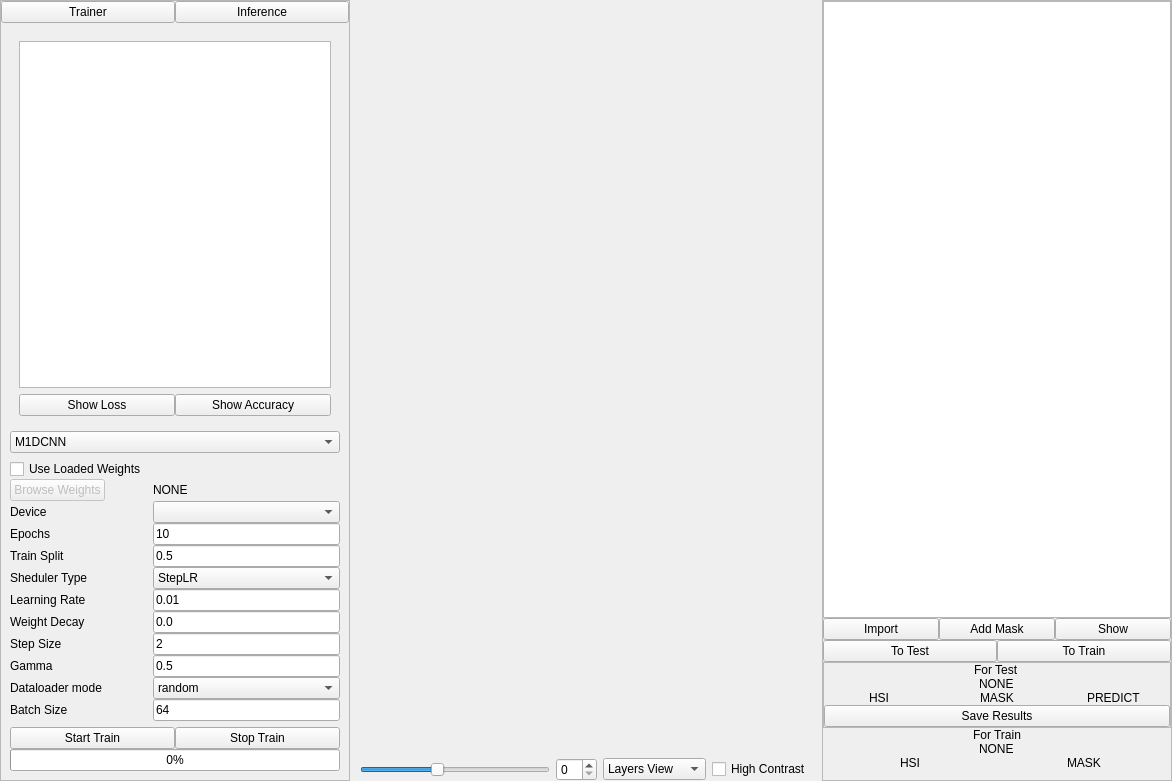
Old version of the form gui/mac_trainer.ui in the repository OpenHSL/OpenHSL.
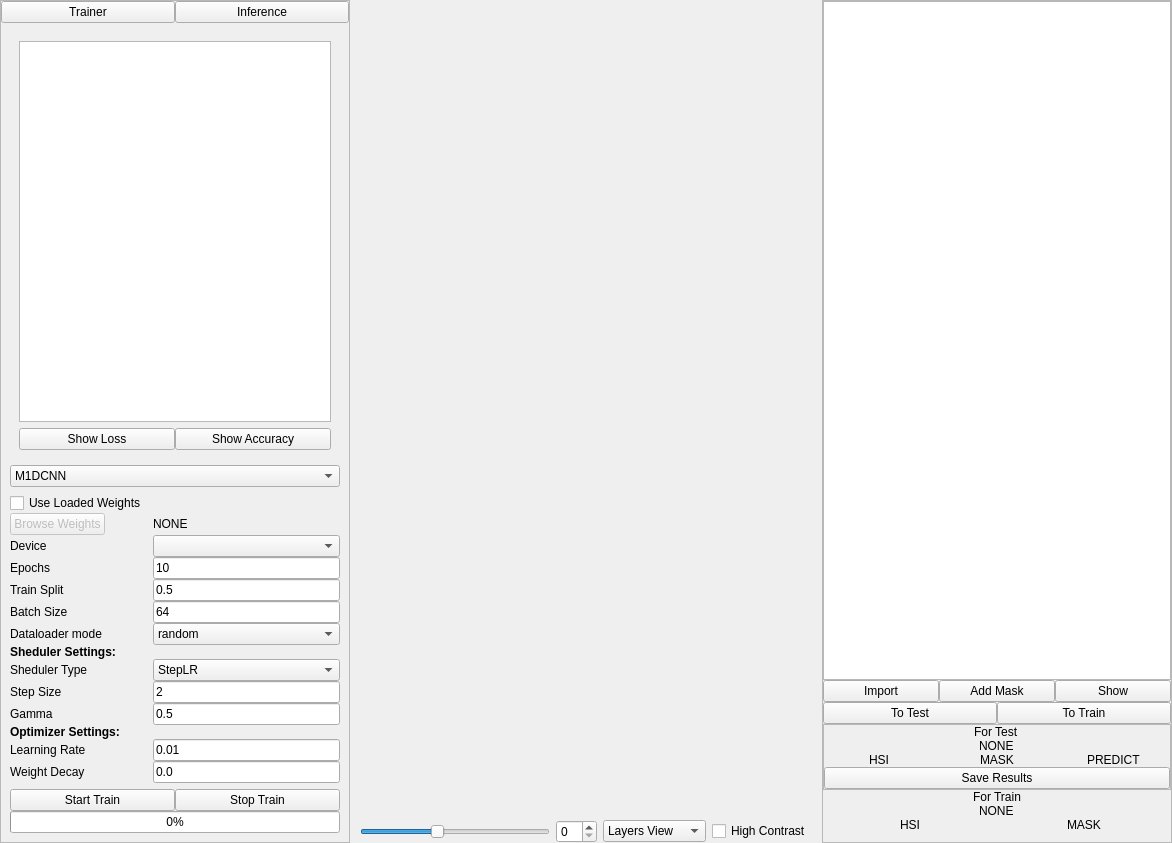
New version of the form. Custom widgets are drawn as their Qt base class.

Commit message: update model settings view

Diff of the .ui file:
```diff
--- a/gui/mac_trainer.ui
+++ b/gui/mac_trainer.ui
@@ -7,7 +7,7 @@
     <x>0</x>
     <y>0</y>
     <width>1172</width>
-    <height>781</height>
+    <height>843</height>
    </rect>
   </property>
   <property name="windowTitle">
@@ -393,7 +393,7 @@
              </item>
             </widget>
            </item>
-           <item>
+           <item alignment="Qt::AlignVCenter">
             <widget class="QFrame" name="frame_7">
              <property name="frameShape">
               <enum>QFrame::NoFrame</enum>
@@ -441,27 +441,20 @@
                 </property>
                </widget>
               </item>
-              <item row="6" column="0">
+              <item row="12" column="0">
                <widget class="QLabel" name="label_20">
                 <property name="text">
                  <string>Learning Rate</string>
                 </property>
                </widget>
               </item>
-              <item row="7" column="0">
+              <item row="13" column="0">
                <widget class="QLabel" name="label_21">
                 <property name="text">
                  <string>Weight Decay</string>
                 </property>
                </widget>
               </item>
-              <item row="8" column="0">
-               <widget class="QLabel" name="label_22">
-                <property name="text">
-                 <string>Step Size</string>
-                </property>
-               </widget>
-              </item>
               <item row="0" column="0">
                <widget class="QCheckBox" name="need_load_weight_checkBox">
                 <property name="text">
@@ -486,28 +479,7 @@
                 </property>
                </widget>
               </item>
-              <item row="9" column="0">
-               <widget class="QLabel" name="label_24">
-                <property name="text">
-                 <string>Gamma</string>
-                </property>
-               </widget>
-              </item>
-              <item row="10" column="0">
-               <widget class="QLabel" name="label_25">
-                <property name="text">
-                 <string>Dataloader mode</string>
-                </property>
-               </widget>
-              </item>
-              <item row="11" column="0">
-               <widget class="QLabel" name="label_26">
-                <property name="text">
-                 <string>Batch Size</string>
-                </property>
-               </widget>
-              </item>
-              <item row="5" column="0">
+              <item row="8" column="0">
                <widget class="QLabel" name="label_27">
                 <property name="text">
                  <string>Sheduler Type</string>
@@ -528,14 +500,14 @@
                 </property>
                </widget>
               </item>
-              <item row="6" column="1">
+              <item row="12" column="1">
                <widget class="QLineEdit" name="lr_edit">
                 <property name="text">
                  <string>0.01</string>
                 </property>
                </widget>
               </item>
-              <item row="7" column="1">
+              <item row="13" column="1">
                <widget class="QLineEdit" name="weight_decay_edit">
                 <property name="text">
                  <string>0.0</string>
@@ -543,20 +515,105 @@
                </widget>
               </item>
               <item row="8" column="1">
+               <widget class="QComboBox" name="scheduler_type_edit">
+                <item>
+                 <property name="text">
+                  <string>StepLR</string>
+                 </property>
+                </item>
+                <item>
+                 <property name="text">
+                  <string>CosineAnnealingLR</string>
+                 </property>
+                </item>
+                <item>
+                 <property name="text">
+                  <string>ReduceLROnPlateau</string>
+                 </property>
+                </item>
+                <item>
+                 <property name="text">
+                  <string>None</string>
+                 </property>
+                </item>
+               </widget>
+              </item>
+              <item row="5" column="0">
+               <widget class="QLabel" name="label_26">
+                <property name="text">
+                 <string>Batch Size</string>
+                </property>
+               </widget>
+              </item>
+              <item row="5" column="1">
+               <widget class="QLineEdit" name="batch_size_edit">
+                <property name="text">
+                 <string>64</string>
+                </property>
+               </widget>
+              </item>
+              <item row="7" column="0">
+               <widget class="QLabel" name="label_3">
+                <property name="font">
+                 <font>
+                  <weight>75</weight>
+                  <bold>true</bold>
+                 </font>
+                </property>
+                <property name="text">
+                 <string>Sheduler Settings:</string>
+                </property>
+               </widget>
+              </item>
+              <item row="9" column="0">
+               <widget class="QLabel" name="label_22">
+                <property name="text">
+                 <string>Step Size</string>
+                </property>
+               </widget>
+              </item>
+              <item row="9" column="1">
                <widget class="QLineEdit" name="step_size_edit">
                 <property name="text">
                  <string>2</string>
                 </property>
                </widget>
               </item>
-              <item row="9" column="1">
-               <widget class="QLineEdit" name="gamma_edit">
+              <item row="10" column="0">
+               <widget class="QLabel" name="label_24">
                 <property name="text">
-                 <string>0.5</string>
+                 <string>Gamma</string>
                 </property>
                </widget>
               </item>
               <item row="10" column="1">
+               <widget class="QLineEdit" name="gamma_edit">
+                <property name="text">
+                 <string>0.5</string>
+                </property>
+               </widget>
+              </item>
+              <item row="11" column="0">
+               <widget class="QLabel" name="label_4">
+                <property name="font">
+                 <font>
+                  <weight>75</weight>
+                  <bold>true</bold>
+                 </font>
+                </property>
+                <property name="text">
+                 <string>Optimizer Settings:</string>
+                </property>
+               </widget>
+              </item>
+              <item row="6" column="0">
+               <widget class="QLabel" name="label_25">
+                <property name="text">
+                 <string>Dataloader mode</string>
+                </property>
+               </widget>
+              </item>
+              <item row="6" column="1">
                <widget class="QComboBox" name="dataloader_mode_edit">
                 <item>
                  <property name="text">
@@ -575,37 +632,6 @@
                 </item>
                </widget>
               </item>
-              <item row="11" column="1">
-               <widget class="QLineEdit" name="batch_size_edit">
-                <property name="text">
-                 <string>64</string>
-                </property>
-               </widget>
-              </item>
-              <item row="5" column="1">
-               <widget class="QComboBox" name="scheduler_type_edit">
-                <item>
-                 <property name="text">
-                  <string>StepLR</string>
-                 </property>
-                </item>
-                <item>
-                 <property name="text">
-                  <string>CosineAnnealingLR</string>
-                 </property>
-                </item>
-                <item>
-                 <property name="text">
-                  <string>ReduceLROnPlateau</string>
-                 </property>
-                </item>
-                <item>
-                 <property name="text">
-                  <string>None</string>
-                 </property>
-                </item>
-               </widget>
-              </item>
              </layout>
             </widget>
            </item>
@@ -729,7 +755,7 @@
             <x>0</x>
             <y>0</y>
             <width>472</width>
-            <height>750</height>
+            <height>812</height>
            </rect>
           </property>
           <layout class="QVBoxLayout" name="verticalLayout_9">
```
The commit also changes 1 other file.
